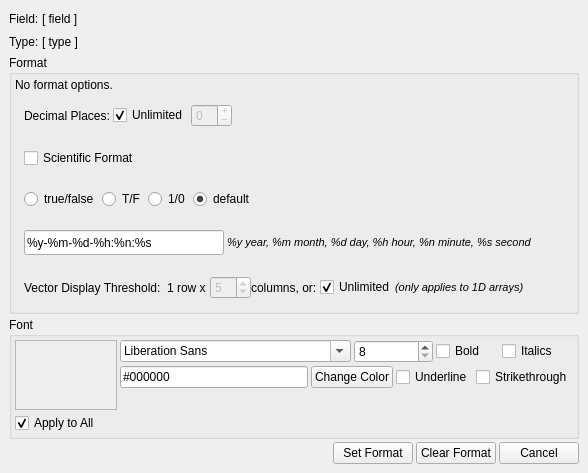
Qt form code/casaqt/implement/QtBrowser/TBFormat.ui (radio-astro/casa) before a commit.
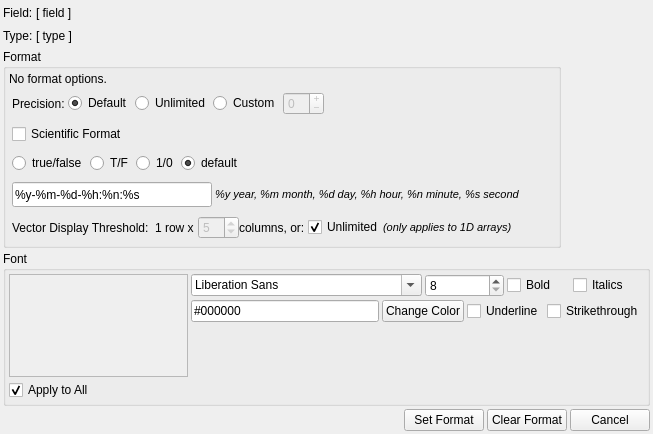
The same form after that commit.

```diff
--- a/code/casaqt/implement/QtBrowser/TBFormat.ui
+++ b/code/casaqt/implement/QtBrowser/TBFormat.ui
@@ -5,34 +5,53 @@
    <rect>
     <x>0</x>
     <y>0</y>
-    <width>541</width>
-    <height>420</height>
+    <width>653</width>
+    <height>434</height>
    </rect>
   </property>
   <property name="windowTitle" >
    <string>Format</string>
   </property>
   <layout class="QVBoxLayout" >
-   <property name="margin" >
-    <number>9</number>
-   </property>
    <property name="spacing" >
     <number>3</number>
    </property>
+   <property name="leftMargin" >
+    <number>3</number>
+   </property>
+   <property name="topMargin" >
+    <number>3</number>
+   </property>
+   <property name="rightMargin" >
+    <number>3</number>
+   </property>
+   <property name="bottomMargin" >
+    <number>3</number>
+   </property>
    <item>
     <layout class="QGridLayout" >
      <property name="margin" >
       <number>0</number>
      </property>
-     <property name="spacing" >
+     <property name="topMargin" >
+      <number>0</number>
+     </property>
+     <property name="rightMargin" >
+      <number>0</number>
+     </property>
+     <property name="bottomMargin" >
+      <number>0</number>
+     </property>
+     <property name="horizontalSpacing" >
+      <number>3</number>
+     </property>
+     <property name="verticalSpacing" >
       <number>3</number>
      </property>
      <item row="1" column="0" >
       <widget class="QLabel" name="label_3" >
        <property name="sizePolicy" >
-        <sizepolicy>
-         <hsizetype>0</hsizetype>
-         <vsizetype>0</vsizetype>
+        <sizepolicy vsizetype="Fixed" hsizetype="Fixed" >
          <horstretch>0</horstretch>
          <verstretch>0</verstretch>
         </sizepolicy>
@@ -45,9 +64,7 @@
      <item row="0" column="0" >
       <widget class="QLabel" name="label" >
        <property name="sizePolicy" >
-        <sizepolicy>
-         <hsizetype>0</hsizetype>
-         <vsizetype>0</vsizetype>
+        <sizepolicy vsizetype="Fixed" hsizetype="Fixed" >
          <horstretch>0</horstretch>
          <verstretch>0</verstretch>
         </sizepolicy>
@@ -102,9 +119,7 @@
    <item>
     <widget class="QGroupBox" name="formatBox" >
      <property name="sizePolicy" >
-      <sizepolicy>
-       <hsizetype>0</hsizetype>
-       <vsizetype>0</vsizetype>
+      <sizepolicy vsizetype="Fixed" hsizetype="Fixed" >
        <horstretch>0</horstretch>
        <verstretch>0</verstretch>
       </sizepolicy>
@@ -138,29 +153,52 @@
          <number>0</number>
         </property>
         <layout class="QHBoxLayout" >
-         <property name="margin" >
-          <number>9</number>
-         </property>
          <property name="spacing" >
           <number>3</number>
          </property>
+         <property name="leftMargin" >
+          <number>3</number>
+         </property>
+         <property name="topMargin" >
+          <number>3</number>
+         </property>
+         <property name="rightMargin" >
+          <number>3</number>
+         </property>
+         <property name="bottomMargin" >
+          <number>3</number>
+         </property>
          <item>
           <widget class="QLabel" name="label_2" >
            <property name="text" >
-            <string>Decimal Places:</string>
+            <string>Precision:</string>
            </property>
           </widget>
          </item>
          <item>
-          <widget class="QCheckBox" name="unlimitedCheckBox" >
+          <widget class="QRadioButton" name="decDefault" >
            <property name="text" >
-            <string>Unlimited</string>
+            <string>Default</string>
            </property>
            <property name="checked" >
             <bool>true</bool>
            </property>
           </widget>
          </item>
+         <item>
+          <widget class="QRadioButton" name="decUnlimited" >
+           <property name="text" >
+            <string>Unlimited</string>
+           </property>
+          </widget>
+         </item>
+         <item>
+          <widget class="QRadioButton" name="decCustom" >
+           <property name="text" >
+            <string>Custom</string>
+           </property>
+          </widget>
+         </item>
          <item>
           <widget class="QSpinBox" name="decimalsSpinBox" >
            <property name="enabled" >
@@ -208,12 +246,21 @@
          <number>0</number>
         </property>
         <layout class="QHBoxLayout" >
-         <property name="margin" >
-          <number>9</number>
-         </property>
          <property name="spacing" >
           <number>3</number>
          </property>
+         <property name="leftMargin" >
+          <number>3</number>
+         </property>
+         <property name="topMargin" >
+          <number>3</number>
+         </property>
+         <property name="rightMargin" >
+          <number>3</number>
+         </property>
+         <property name="bottomMargin" >
+          <number>3</number>
+         </property>
          <item>
           <widget class="QCheckBox" name="sfCheckBox" >
            <property name="text" >
@@ -249,12 +296,21 @@
          <number>0</number>
         </property>
         <layout class="QHBoxLayout" >
-         <property name="margin" >
-          <number>9</number>
-         </property>
          <property name="spacing" >
           <number>3</number>
          </property>
+         <property name="leftMargin" >
+          <number>3</number>
+         </property>
+         <property name="topMargin" >
+          <number>3</number>
+         </property>
+         <property name="rightMargin" >
+          <number>3</number>
+         </property>
+         <property name="bottomMargin" >
+          <number>3</number>
+         </property>
          <item>
           <widget class="QRadioButton" name="boolTrueFalse" >
            <property name="text" >
@@ -317,18 +373,25 @@
          <number>0</number>
         </property>
         <layout class="QHBoxLayout" >
-         <property name="margin" >
-          <number>9</number>
-         </property>
          <property name="spacing" >
           <number>3</number>
          </property>
+         <property name="leftMargin" >
+          <number>3</number>
+         </property>
+         <property name="topMargin" >
+          <number>3</number>
+         </property>
+         <property name="rightMargin" >
+          <number>3</number>
+         </property>
+         <property name="bottomMargin" >
+          <number>3</number>
+         </property>
          <item>
           <widget class="QLineEdit" name="dateEdit" >
            <property name="sizePolicy" >
-            <sizepolicy>
-             <hsizetype>0</hsizetype>
-             <vsizetype>0</vsizetype>
+            <sizepolicy vsizetype="Fixed" hsizetype="Fixed" >
              <horstretch>0</horstretch>
              <verstretch>0</verstretch>
             </sizepolicy>
@@ -382,12 +445,21 @@
          <number>0</number>
         </property>
         <layout class="QHBoxLayout" >
-         <property name="margin" >
-          <number>9</number>
-         </property>
          <property name="spacing" >
           <number>0</number>
          </property>
+         <property name="leftMargin" >
+          <number>3</number>
+         </property>
+         <property name="topMargin" >
+          <number>3</number>
+         </property>
+         <property name="rightMargin" >
+          <number>3</number>
+         </property>
+         <property name="bottomMargin" >
+          <number>3</number>
+         </property>
          <item>
           <widget class="QLabel" name="label_4" >
            <property name="text" >
@@ -466,7 +538,19 @@
       <property name="margin" >
        <number>3</number>
       </property>
-      <property name="spacing" >
+      <property name="topMargin" >
+       <number>3</number>
+      </property>
+      <property name="rightMargin" >
+       <number>3</number>
+      </property>
+      <property name="bottomMargin" >
+       <number>3</number>
+      </property>
+      <property name="horizontalSpacing" >
+       <number>3</number>
+      </property>
+      <property name="verticalSpacing" >
        <number>3</number>
       </property>
       <item row="1" column="0" >
@@ -491,7 +575,19 @@
         <property name="margin" >
          <number>0</number>
         </property>
-        <property name="spacing" >
+        <property name="topMargin" >
+         <number>0</number>
+        </property>
+        <property name="rightMargin" >
+         <number>0</number>
+        </property>
+        <property name="bottomMargin" >
+         <number>0</number>
+        </property>
+        <property name="horizontalSpacing" >
+         <number>3</number>
+        </property>
+        <property name="verticalSpacing" >
          <number>3</number>
         </property>
         <item row="0" column="6" >
```
Left out of the diff: 101 changed lines with no effect on the pictures.
